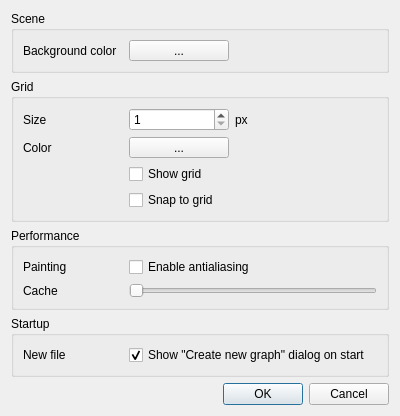
Qt form dpse2/src/commonui/CSceneOptionsDialog.ui (ArsMasiuk/DPSE) before a commit.
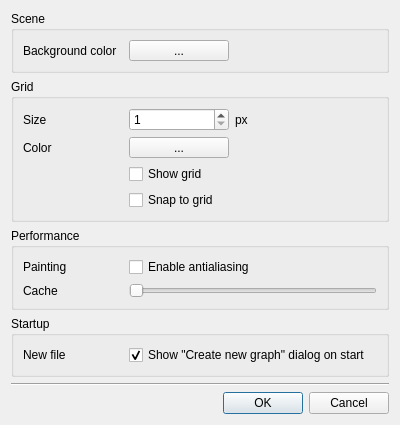
The same form after that commit. Custom widgets are drawn as their Qt base class.

Commit message: #32 Allow to pick the column names from the drop down list some other UI stuff

```diff
--- a/dpse2/src/commonui/CSceneOptionsDialog.ui
+++ b/dpse2/src/commonui/CSceneOptionsDialog.ui
@@ -7,7 +7,7 @@
     <x>0</x>
     <y>0</y>
     <width>400</width>
-    <height>389</height>
+    <height>395</height>
    </rect>
   </property>
   <property name="windowTitle">
@@ -319,6 +319,13 @@
      </property>
     </spacer>
    </item>
+   <item>
+    <widget class="Line" name="line">
+     <property name="orientation">
+      <enum>Qt::Horizontal</enum>
+     </property>
+    </widget>
+   </item>
    <item>
     <widget class="QDialogButtonBox" name="buttonBox">
      <property name="orientation">
```
The commit also changes 6 other files.
